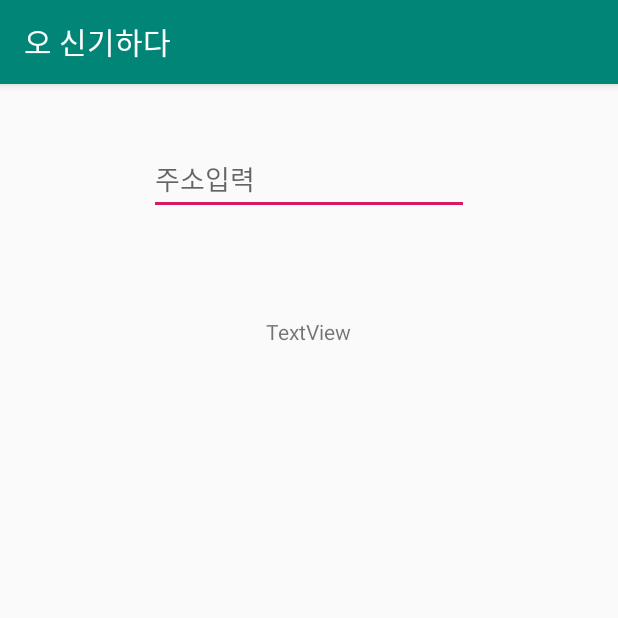
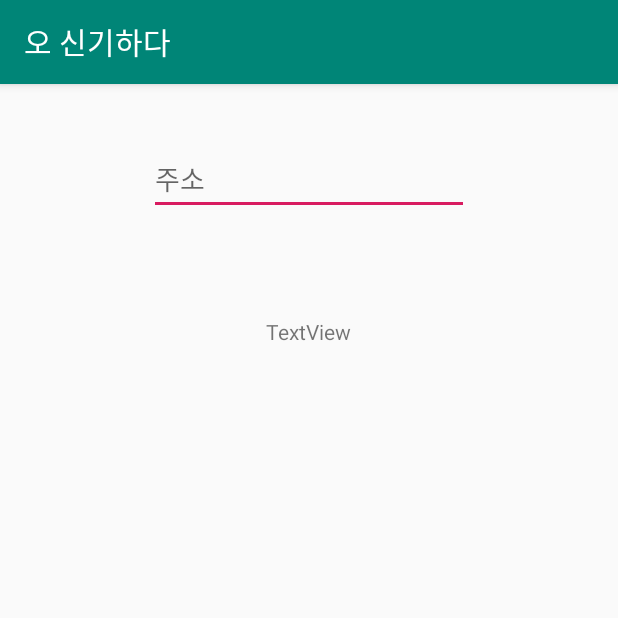
Before and after one commit to nuri-0/MyApplication, an Android app: the screen it shows after launch (MainActivity), on a phone screen of 412 x 824 dp, the top half of it. Run offline under Robolectric (Android 15) with nearby library versions, the phone set to English and light mode, and no system bars.

Commit message:
update
ahahahah

```diff
--- a/app/src/main/res/layout/activity_main.xml
+++ b/app/src/main/res/layout/activity_main.xml
@@ -43,7 +43,7 @@
         android:layout_marginTop="39dp"
         android:ems="10"
         android:inputType="textPersonName"
-        android:hint="주소입력" />
+        android:hint="주소" />
 
     <Button
         android:id="@+id/button_next"
```
